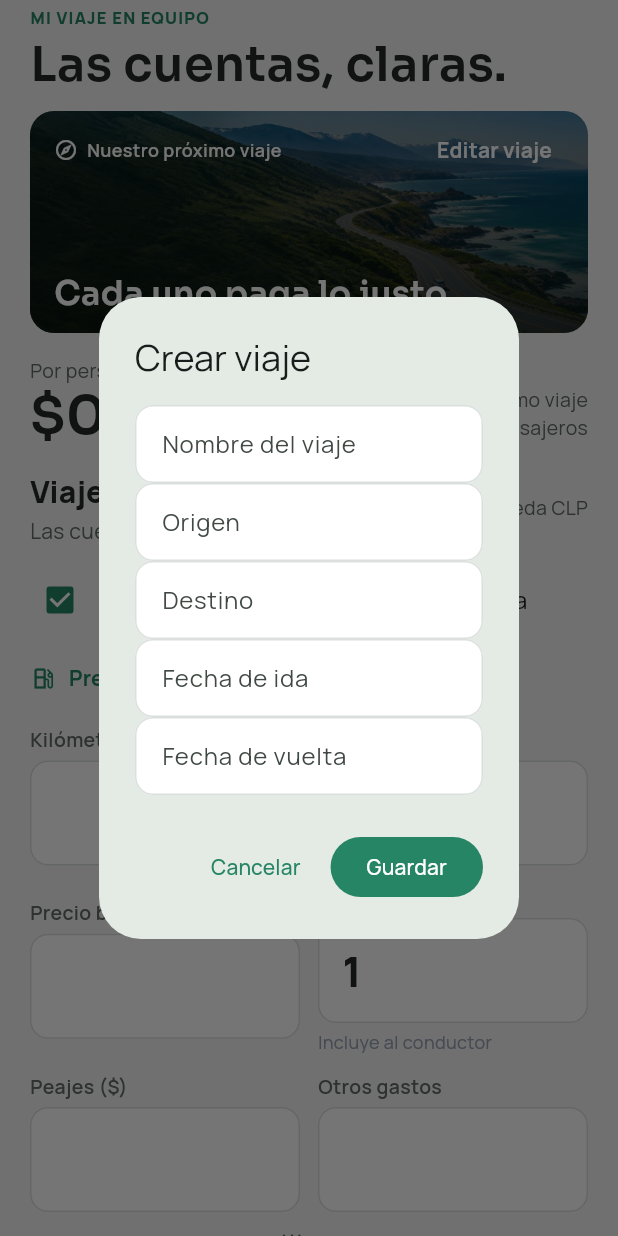
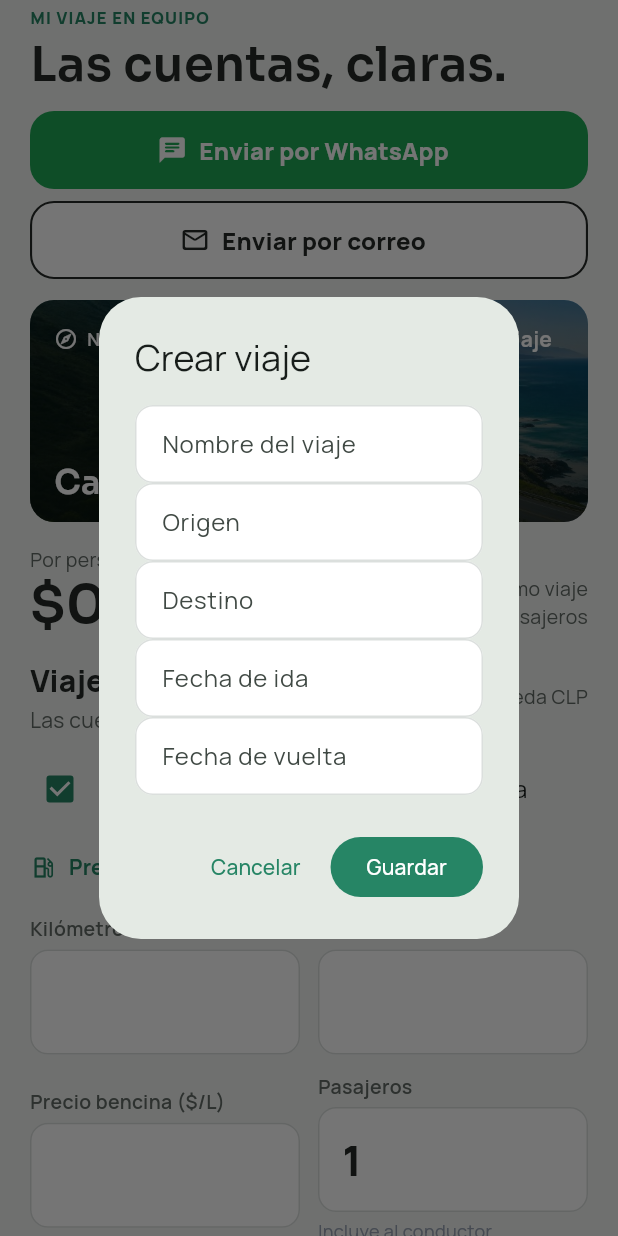
Before and after one commit to bumaclol/viajelisto, a Flutter app: the CalculatorScreen widget shown alone on an empty page, opened directly, after a tap on "Editar viaje", on a phone screen of 412 x 824 dp. Run offline on Flutter 3.47's test engine with Material 3 defaults, Android fonts, the phone set to English and light mode, and no system bars; our stand-ins replace image_picker, shared_preferences, sqflite, sqflite_common_ffi, web; missing offline and left inert: dart:js_interop, google_sign_in_web; accounts and stored records are empty.

Commit message:
Deja WhatsApp y correo arriba en Viaje, siempre visibles.
Co-authored-by: Cursor <cursoragent@cursor.com>

```diff
--- a/lib/l10n/tr.dart
+++ b/lib/l10n/tr.dart
@@ -55,7 +55,7 @@ const _english = <String, String>{
   'Seguridad': 'Security',
   'Ayuda': 'Help',
   'Cerrar sesión': 'Log out',
-  'WhatsApp': 'WhatsApp',
-  'Correo': 'Email',
+  'Enviar por WhatsApp': 'Send on WhatsApp',
+  'Enviar por correo': 'Send by email',
   'Español': 'Spanish',
 };
--- a/lib/screens/calculator_screen.dart
+++ b/lib/screens/calculator_screen.dart
@@ -134,6 +134,8 @@ class _CalculatorScreenState extends State<CalculatorScreen> {
             height: 1.05,
           ),
         ),
+        const SizedBox(height: 14),
+        _ShareBar(result: readyNow?.result),
         const SizedBox(height: 14),
         TripCover(
           kicker: tr(context, 'Nuestro próximo viaje'),
@@ -656,6 +658,93 @@ class _FormCard extends StatelessWidget {
 
 enum _ShareChannel { whatsapp, mail }
 
+class _ShareBar extends StatelessWidget {
+  const _ShareBar({required this.result});
+
+  final TripResult? result;
+
+  @override
+  Widget build(BuildContext context) {
+    return Column(
+      children: [
+        SizedBox(
+          width: double.infinity,
+          child: FilledButton.icon(
+            onPressed: () => _openShare(context, result, _ShareChannel.whatsapp),
+            style: FilledButton.styleFrom(
+              backgroundColor: const Color(0xFF1FA855),
+              foregroundColor: Colors.white,
+              minimumSize: const Size.fromHeight(52),
+              shape: RoundedRectangleBorder(borderRadius: BorderRadius.circular(16)),
+            ),
+            icon: const Icon(Icons.chat_rounded, size: 20),
+            label: Text(
+              tr(context, 'Enviar por WhatsApp'),
+              style: const TextStyle(fontWeight: FontWeight.w800, fontSize: 16),
+            ),
+          ),
+        ),
+        const SizedBox(height: 8),
+        SizedBox(
+          width: double.infinity,
+          child: OutlinedButton.icon(
+            onPressed: () => _openShare(context, result, _ShareChannel.mail),
+            style: OutlinedButton.styleFrom(
+              foregroundColor: forestDeep,
+              backgroundColor: Colors.white,
+              minimumSize: const Size.fromHeight(52),
+              side: const BorderSide(color: forestDeep, width: 1.4),
+              shape: RoundedRectangleBorder(borderRadius: BorderRadius.circular(16)),
+            ),
+            icon: const Icon(Icons.mail_outline_rounded, size: 20),
+            label: Text(
+              tr(context, 'Enviar por correo'),
+              style: const TextStyle(fontWeight: FontWeight.w800, fontSize: 16),
+            ),
+          ),
+        ),
+      ],
+    );
+  }
+}
+
+void _openShare(BuildContext context, TripResult? result, _ShareChannel channel) {
+  final controller = context.read<AppController>();
+  final trip = controller.trips.first;
+  final text = result == null
+      ? _draftShareText(controller.lists, trip)
+      : buildShareText(result, lists: controller.lists, trip: trip);
+  final encoded = Uri.encodeComponent(text);
+  final url = channel == _ShareChannel.whatsapp
+      ? 'https://wa.me/?text=$encoded'
+      : 'mailto:?subject=${Uri.encodeComponent('Resumen del viaje')}&body=$encoded';
+  openExternalUrl(url);
+}
+
+String _draftShareText(List<PackingList> lists, TripDraft trip) {
+  final buffer = StringBuffer()..writeln('🚗 Resumen del viaje');
+  if (trip.name.trim().isNotEmpty) buffer.writeln(trip.name.trim());
+  if (trip.route.isNotEmpty) buffer.writeln(trip.route);
+  if (trip.dates.isNotEmpty) buffer.writeln(trip.dates);
+  final packed = <String>[];
+  for (final list in lists) {
+    for (final item in list.items) {
+      if (!item.packed) continue;
+      packed.add(item.quantity > 1 ? '• ${item.name} x${item.quantity}' : '• ${item.name}');
+    }
+  }
+  if (packed.isNotEmpty) {
+    buffer
+      ..writeln()
+      ..writeln('Equipaje marcado:')
+      ..writeln(packed.join('\n'));
+  }
+  buffer
+    ..writeln()
+    ..writeln('Los gastos todavía no están calculados.');
+  return buffer.toString().trimRight();
+}
+
 class _DetailCard extends StatelessWidget {
   const _DetailCard({required this.preview});
 
@@ -760,51 +849,9 @@ class _DetailCard extends StatelessWidget {
               ),
             ),
           ),
-          const SizedBox(height: 8),
-          Row(
-            children: [
-              Expanded(
-                child: FilledButton.icon(
-                  onPressed: () => _shareExternal(context, result, _ShareChannel.whatsapp),
-                  style: FilledButton.styleFrom(
-                    backgroundColor: forest,
-                    foregroundColor: Colors.white,
-                    minimumSize: const Size.fromHeight(48),
-                    shape: RoundedRectangleBorder(borderRadius: BorderRadius.circular(16)),
-                  ),
-                  icon: const Icon(Icons.chat_rounded, size: 18),
-                  label: Text(tr(context, 'WhatsApp'), style: const TextStyle(fontWeight: FontWeight.w700)),
-                ),
-              ),
-              const SizedBox(width: 8),
-              Expanded(
-                child: OutlinedButton.icon(
-                  onPressed: () => _shareExternal(context, result, _ShareChannel.mail),
-                  style: OutlinedButton.styleFrom(
-                    foregroundColor: forestDeep,
-                    minimumSize: const Size.fromHeight(48),
-                    side: const BorderSide(color: line),
-                    shape: RoundedRectangleBorder(borderRadius: BorderRadius.circular(16)),
-                  ),
-                  icon: const Icon(Icons.mail_outline_rounded, size: 18),
-                  label: Text(tr(context, 'Correo'), style: const TextStyle(fontWeight: FontWeight.w700)),
-                ),
-              ),
-            ],
-          ),
         ],
       ),
     );
-  }
-
-  void _shareExternal(BuildContext context, TripResult result, _ShareChannel channel) {
-    final controller = context.read<AppController>();
-    final text = buildShareText(result, lists: controller.lists, trip: controller.trips.first);
-    final encoded = Uri.encodeComponent(text);
-    final url = channel == _ShareChannel.whatsapp
-        ? 'https://wa.me/?text=$encoded'
-        : 'mailto:?subject=${Uri.encodeComponent('Resumen del viaje')}&body=$encoded';
-    openExternalUrl(url);
   }
 
   Future<void> _showShareText(BuildContext context, TripResult result) async {
```
Also changed, not shown: 2 other files.
